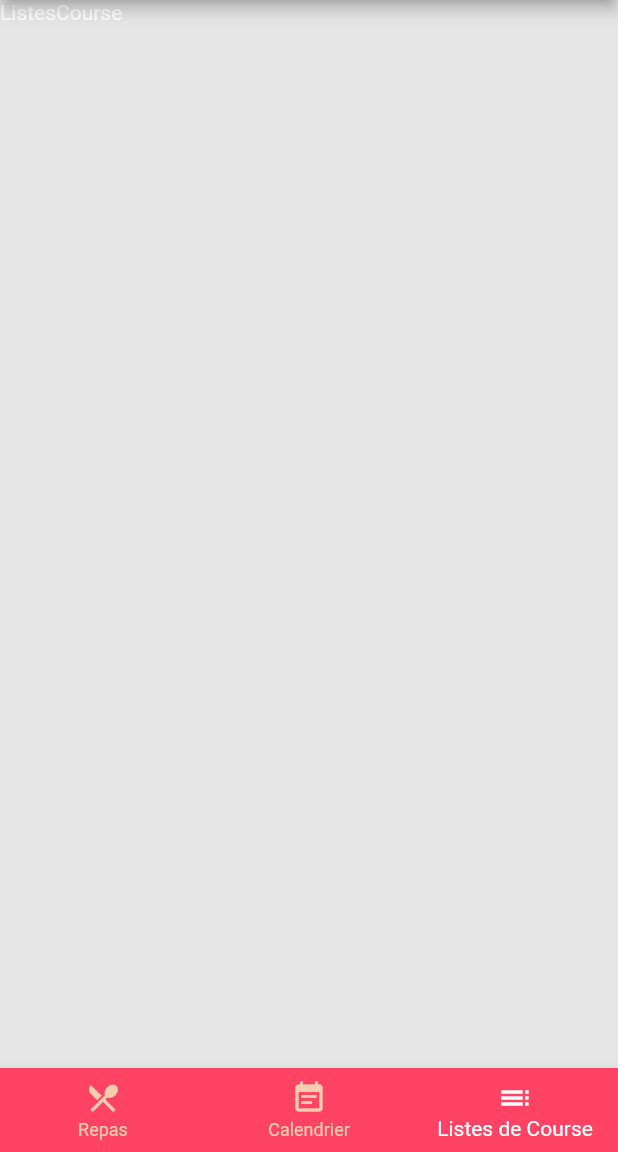
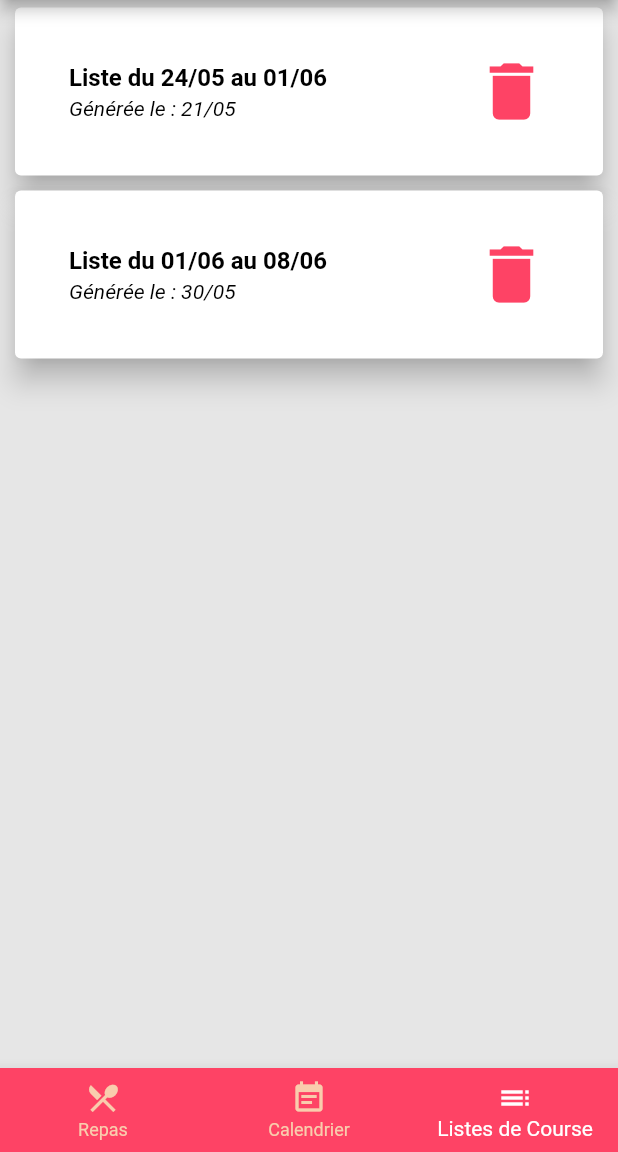
Before and after one commit to Skaopap/Gordon, a Flutter app: the screen it shows after launch, item 3 of the bottom bar chosen, on a phone screen of 412 x 824 dp, the part 84-1236 px from its top. Run offline on Flutter 3.47's test engine with Material 2 defaults, Android fonts, the phone set to English and light mode, and no system bars.

Commit message:
Liste des listes des listes des listes de course

```diff
--- a/lib/main.dart
+++ b/lib/main.dart
@@ -1,4 +1,6 @@
 import 'package:flutter/material.dart';
+import 'package:gordon/models/MListeCourse.dart';
+import 'package:gordon/screens/listescourseInfo.dart';
 import 'package:gordon/screens/repasInfos.dart';
 import 'package:gordon/theme/colors.dart';
 import 'package:gordon/root.dart';
@@ -11,6 +13,7 @@ void main() {
     MultiProvider(
       providers: [
         ChangeNotifierProvider(create: (context) => MRepas()),
+        ChangeNotifierProvider(create: (context) => MListeCourse()),
       ],
   child : MyApp())
 
@@ -36,7 +39,8 @@ class MyApp extends StatelessWidget {
       home: Root(),
       routes: {
         Root.routeName: (ctx) => Root(),
-        RepasInfos.routeName : (ctx) => RepasInfos()
+        RepasInfos.routeName : (ctx) => RepasInfos(),
+        ListeCourseInfos.routeName : (ctx) => ListeCourseInfos(),
       },
     );
   }
--- a/lib/models/MListeCourse.dart
+++ b/lib/models/MListeCourse.dart
@@ -1,7 +1,17 @@
 import 'package:provider/provider.dart';
+import 'package:gordon/models/MListeCourseItem.dart';
 import 'package:flutter/material.dart';
 
-class MListeCourses with ChangeNotifier
+class MListeCourse with ChangeNotifier
 {
+  List<MListeCourseItem> _listItems = [
+    MListeCourseItem(id: '001', generateDate: "21/05", beginDate: "24/05", endDate: "01/06"),
+    MListeCourseItem(id: '002', generateDate: "30/05", beginDate: "01/06", endDate: "08/06")
+  ];
 
+  List<MListeCourseItem> get listItems {
+    return [..._listItems];
+  }
+
+//notifyListeners();
 }
--- /dev/null
+++ b/lib/models/MListeCourseItem.dart
@@ -0,0 +1,20 @@
+import 'package:flutter/material.dart';
+
+class MListeCourseItem with ChangeNotifier
+{
+  final String id;
+  final String generateDate;
+  final String beginDate;
+  final String endDate;
+
+  MListeCourseItem
+      (
+      {
+        @required this.id,
+        @required this.generateDate,
+        @required this.beginDate,
+        @required this.endDate
+      }
+      );
+
+}
--- a/lib/screens/listescourse.dart
+++ b/lib/screens/listescourse.dart
@@ -1,4 +1,5 @@
 import 'package:flutter/material.dart';
+import 'package:gordon/widgets/ListListeCourse.dart';
 
 class ListesCourse extends StatefulWidget {
   ListesCourse({Key key}) : super(key: key);
@@ -13,7 +14,7 @@ class _ListesCourseState extends State<ListesCourse> {
     return Scaffold(
       backgroundColor: Theme.of(context).primaryColor,
       body: SafeArea(
-          child: Text("ListesCourse")
+          child: ListListeCourse()
           ),
     );
   }
--- /dev/null
+++ b/lib/screens/listescourseInfo.dart
@@ -0,0 +1,18 @@
+import 'package:flutter/material.dart';
+
+class ListeCourseInfos extends StatefulWidget {
+  static const routeName = "/listeCourseInfos";
+  ListeCourseInfos({Key key}) : super(key: key);
+
+  @override
+  _ListeCourseInfosState createState() => _ListeCourseInfosState();
+}
+
+class _ListeCourseInfosState extends State<ListeCourseInfos> {
+  @override
+  Widget build(BuildContext context) {
+    return Container(
+        child: Text("Liste Course Infos")
+    );
+  }
+}
--- /dev/null
+++ b/lib/widgets/ListListeCourse.dart
@@ -0,0 +1,27 @@
+import 'package:flutter/material.dart';
+import 'package:gordon/models/MListeCourse.dart';
+import 'package:provider/provider.dart';
+import 'package:gordon/widgets/ListeCourseItem.dart';
+
+class ListListeCourse extends StatefulWidget {
+  ListListeCourse({Key key}) : super(key: key);
+
+  @override
+  _ListListeCourseState createState() => _ListListeCourseState();
+}
+
+class _ListListeCourseState extends State<ListListeCourse> {
+  @override
+  Widget build(BuildContext context) {
+    final listeCourseData = Provider.of<MListeCourse>(context);
+    return ListView.builder(
+      itemCount: listeCourseData.listItems.length,
+      itemBuilder: (ctx ,index) {
+        return ChangeNotifierProvider.value(
+            value: listeCourseData.listItems[index],
+            child: ListeCourseItem()
+        );
+      },
+    );
+  }
+}
--- a/lib/widgets/ListeCourseItem.dart
+++ b/lib/widgets/ListeCourseItem.dart
@@ -0,0 +1,59 @@
+import 'package:flutter/material.dart';
+import 'package:gordon/screens/listescourseInfo.dart';
+import 'package:gordon/theme/colors.dart';
+import 'package:provider/provider.dart';
+import 'package:gordon/models/MListeCourse.dart';
+import 'package:gordon/models/MListeCourseItem.dart';
+
+class ListeCourseItem extends StatelessWidget {
+  const ListeCourseItem({Key key}) : super(key: key);
+
+  @override
+  Widget build(BuildContext context)
+  {
+    final item = Provider.of<MListeCourseItem>(context);
+
+    return InkWell(
+      splashColor: Theme.of(context).accentColor,
+      onTap: () {
+        Navigator.of(context).pushNamed(ListeCourseInfos.routeName,
+            arguments: item.id);
+      },
+      child: Card(
+        color: White,
+        elevation: 8,
+        margin: EdgeInsets.symmetric(vertical: 5, horizontal: 10),
+        borderOnForeground: true,
+        child: Padding(
+            padding: EdgeInsets.all(20),
+            child: ListTile(
+              title: Text(
+                "Liste du "+item.beginDate+" au "+item.endDate,
+                //textAlign: TextAlign.center,
+                style: TextStyle(
+                    fontWeight: FontWeight.bold,
+                    color: Colors.black
+                ),
+              ),
+              subtitle: Text(
+                "Générée le : "+item.generateDate,
+                //textAlign: TextAlign.center,
+                style: TextStyle(
+                    fontStyle: FontStyle.italic,
+                    color: Colors.black
+                ),
+              ),
+              trailing:
+              Container(
+                  child: Icon(Icons.delete, color: Pink, size: 50,),
+
+              ),
+
+              // subtitle: Text(item.status,
+              //     style: TextStyle(fontStyle: FontStyle.italic)),
+            )
+        ),
+      ),
+    );
+  }
+}
```
Also changed, not shown: lib/widgets/ListListeCourses.dart (deleted).
